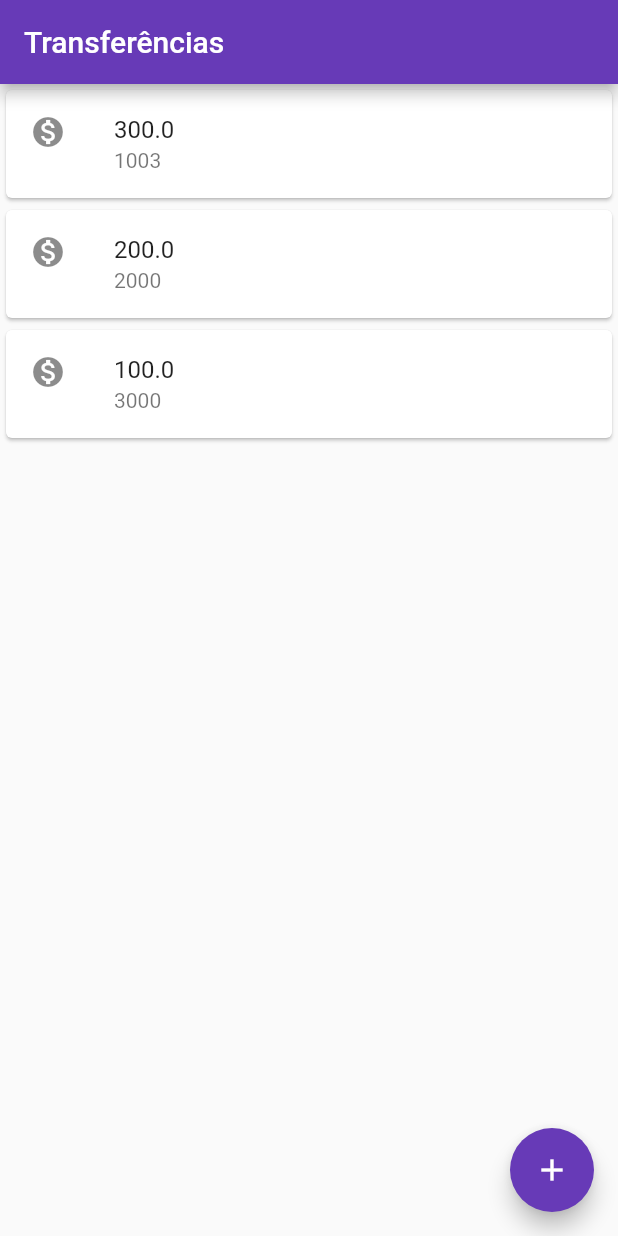
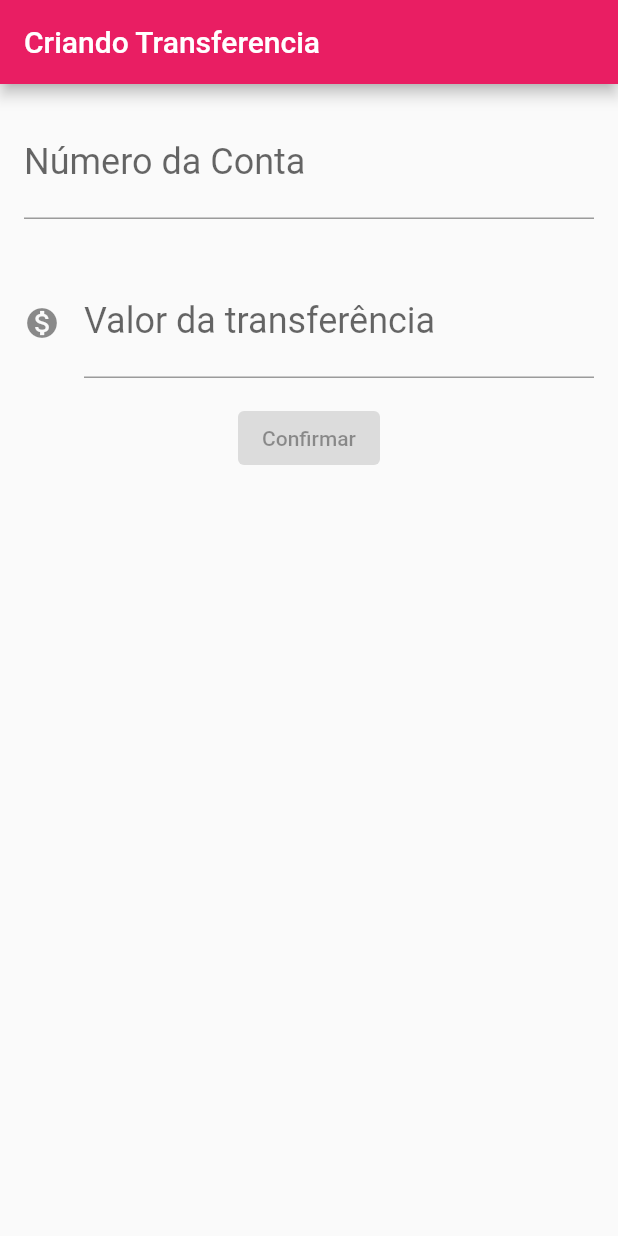
Before and after one commit to pedrold10/bytebank, a Flutter app: the screen it shows after launch, on a phone screen of 412 x 824 dp. Run offline on Flutter 3.47's test engine with Material 2 defaults, Android fonts, the phone set to English and light mode, and no system bars; statements that could not run were skipped.

Commit message:
Iniciando a implementação dos formulários

```diff
--- a/bytebank/lib/main.dart
+++ b/bytebank/lib/main.dart
@@ -1,29 +1,84 @@
 import 'package:flutter/cupertino.dart';
 import 'package:flutter/material.dart';
 
-void main() => runApp(
+void main() => runApp(ByteBankApp());
+
+class ByteBankApp extends StatelessWidget{
+  @override
+  Widget build(BuildContext context) {
+    return
       MaterialApp(
         home: Scaffold(
-      body: ListaTransferencias(),
-      appBar: AppBar(title: Text('Transferências'), backgroundColor: Colors.deepPurple,),
-      floatingActionButton: FloatingActionButton(
-        onPressed: () { },
-        child: Icon(Icons.add, ), backgroundColor: Colors.deepPurple,
+            body: FormularioTransferencia()
+        ),
+      );
+  }
+}
+class FormularioTransferencia extends StatelessWidget{
+  @override
+  Widget build(BuildContext context) {
+    return Scaffold(
+      appBar: AppBar(
+        title: Text('Criando Transferencia'),
+        backgroundColor: Colors.pink,
+      ),
+      body: Column(
+        children: [
+          Padding(
+            padding: const EdgeInsets.all(16.0),
+            child: TextField(
+              style: TextStyle(
+                fontSize: 24
+              ),
+              decoration: InputDecoration(
+                labelText: 'Número da Conta',
+                hintText: '0000'
+              ),
+              keyboardType: TextInputType.number,
+            ),
+
+          ),
+          Padding(
+            padding: const EdgeInsets.all(16.0),
+            child: TextField(
+                style: TextStyle(
+                    fontSize: 24
+                ),
+                decoration: InputDecoration(
+                    icon: Icon(Icons.monetization_on),
+                    labelText: 'Valor da transferência',
+                    hintText: '0.00'
+                ),
+              keyboardType: TextInputType.number,
             ),
           ),
-  )
+          ElevatedButton(onPressed: onPressed, child: Text('Confirmar'))
+        ],
+      ),
     );
+  }
+}
 
 
 class ListaTransferencias extends StatelessWidget {
   @override
   Widget build(BuildContext context) {
-    return Column(
+    return Scaffold(
+      appBar: AppBar(
+        title: Text('Transferências'),
+        backgroundColor: Colors.deepPurple,
+      ),
+      body: Column(
         children: [
           ItemTransferencia(Transferencia(300, 1003)),
           ItemTransferencia(Transferencia(200, 2000)),
           ItemTransferencia(Transferencia(100, 3000)),
         ],
+      ),
+      floatingActionButton: FloatingActionButton(
+        onPressed: () { },
+        child: Icon(Icons.add, ), backgroundColor: Colors.deepPurple,
+      ),
     );
   }
 }
```
Lines whose indentation alone changed are shown as unchanged.
